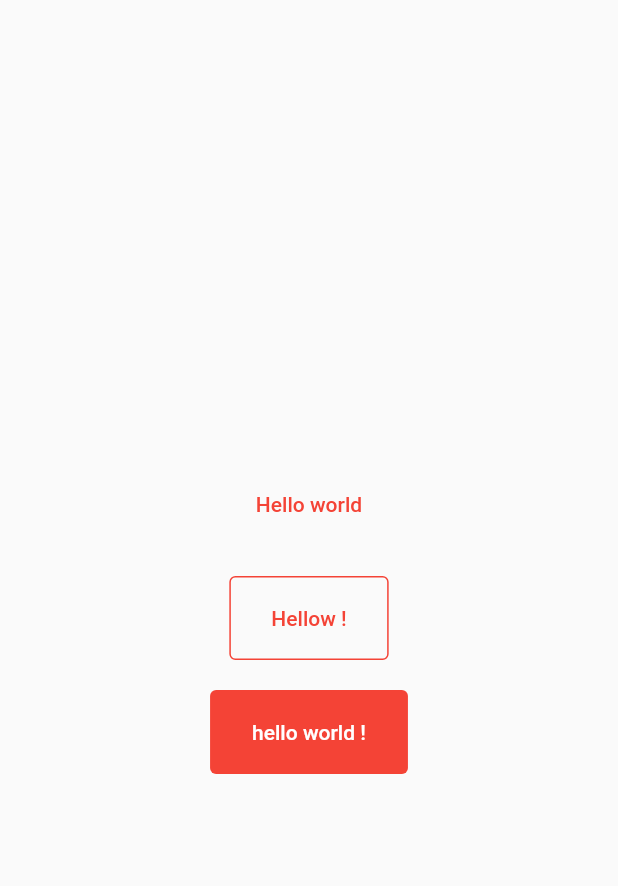
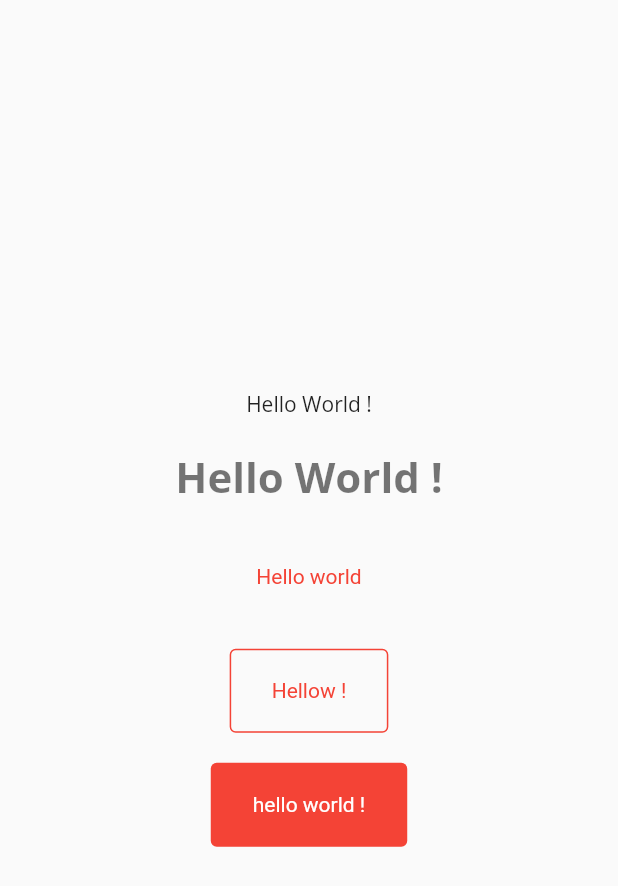
Before and after one commit to alfianandinugraha/flutter-theme, a Flutter app: the screen it shows after launch, on a phone screen of 412 x 824 dp. Shown: the top 886 px of the screen. Run offline on Flutter 3.47's test engine with Material 2 defaults, Android fonts, the phone set to English and light mode, and no system bars.

Commit message:
feat(main.dart): add theme for text and use top-level App class

```diff
--- a/lib/main.dart
+++ b/lib/main.dart
@@ -1,12 +1,16 @@
 // ignore_for_file: prefer_const_constructors
-import 'package:flutter/cupertino.dart';
 import 'package:flutter/material.dart';
 
 void main() {
   runApp(App());
 }
 
+TextStyle baseTextStyle = TextStyle(
+  fontSize: 14
+);
+
 ButtonStyle baseButtonStyle = ButtonStyle(
+  textStyle: MaterialStateProperty.all<TextStyle>(baseTextStyle),
   shape: MaterialStateProperty.all<RoundedRectangleBorder>(
     RoundedRectangleBorder(
       borderRadius: BorderRadius.circular(4),
@@ -18,13 +22,21 @@ ButtonStyle baseButtonStyle = ButtonStyle(
 );
 
 class App extends StatelessWidget {
-  const App({Key? key}) : super(key: key);
+  const App({Key ?key}) : super(key:  key);
 
   @override
   Widget build(BuildContext context) {
     return MaterialApp(
       theme: ThemeData(
         primarySwatch: Colors.red,
+        fontFamily: 'OpenSans',
+        textTheme: TextTheme(
+          bodyText2: baseTextStyle,
+          headline1: baseTextStyle.copyWith(
+            fontSize: 28,
+            fontWeight: FontWeight.bold
+          )
+        ),
         textButtonTheme: TextButtonThemeData(
           style: baseButtonStyle
         ),
@@ -41,12 +53,26 @@ class App extends StatelessWidget {
           )
         )
       ),
-      home: Scaffold(
+      home: Home(),
+    );
+  }
+}
+
+class Home extends StatelessWidget {
+  const Home({Key? key}) : super(key: key);
+
+  @override
+  Widget build(BuildContext context) {
+    return Scaffold(
       body: Center(
         child: Column(
           crossAxisAlignment: CrossAxisAlignment.center,
           mainAxisAlignment: MainAxisAlignment.center,
           children: [
+            Text("Hello World !"),
+            SizedBox(height: 20),
+            Text("Hello World !", style: Theme.of(context).textTheme.headline1),
+            SizedBox(height: 20),
             TextButton(
               child: Text("Hello world"),
               onPressed: () {},
@@ -65,7 +91,6 @@ class App extends StatelessWidget {
           ],
         )
       ),
-      ),
     );
   }
 }
```
Lines whose indentation alone changed are shown as unchanged.
